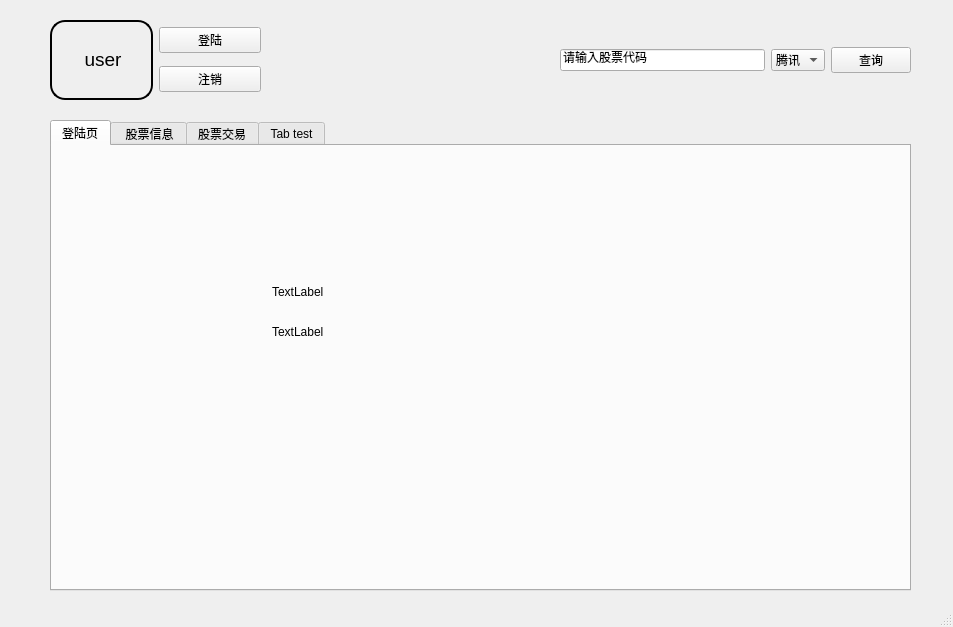
Above: StocktTradingSimulationSystem/mainwindowui.ui from software-case-course/Stock-trading-simulation-system before the change. Below: the same form after it.
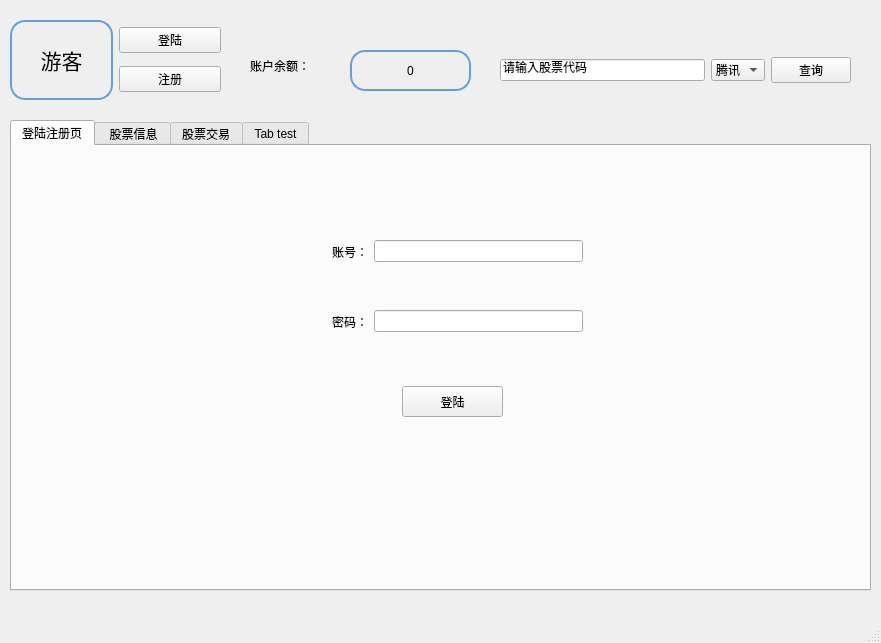
That is the form after the change. The open tabs and pages were chosen to show the change. Icons and pictures are not drawn.

Commit message: 界面登陆注册功能

Patch:
```diff
--- a/StocktTradingSimulationSystem/mainwindowui.ui
+++ b/StocktTradingSimulationSystem/mainwindowui.ui
@@ -6,8 +6,8 @@
    <rect>
     <x>0</x>
     <y>0</y>
-    <width>953</width>
-    <height>627</height>
+    <width>881</width>
+    <height>643</height>
    </rect>
   </property>
   <property name="windowTitle">
@@ -17,7 +17,7 @@
    <widget class="QWidget" name="widget" native="true">
     <property name="geometry">
      <rect>
-      <x>40</x>
+      <x>0</x>
       <y>10</y>
       <width>891</width>
       <height>601</height>
@@ -43,35 +43,76 @@
      </property>
      <widget class="QWidget" name="tab_login">
       <attribute name="title">
-       <string>登陆页</string>
+       <string>登陆注册页</string>
       </attribute>
-      <widget class="QLabel" name="label_2">
+      <widget class="QWidget" name="horizontalLayoutWidget_3">
        <property name="geometry">
         <rect>
-         <x>220</x>
-         <y>140</y>
-         <width>54</width>
-         <height>12</height>
+         <x>320</x>
+         <y>90</y>
+         <width>251</width>
+         <height>31</height>
+        </rect>
+       </property>
+       <layout class="QHBoxLayout" name="horizontalLayout_3">
+        <item>
+         <widget class="QLabel" name="accountnumbetlabel">
+          <property name="styleSheet">
+           <string notr="true">font: 14pt &quot;04b_21&quot;;</string>
+          </property>
+          <property name="text">
+           <string>账号：</string>
+          </property>
+         </widget>
+        </item>
+        <item>
+         <widget class="QLineEdit" name="accountnumberline"/>
+        </item>
+       </layout>
+      </widget>
+      <widget class="QWidget" name="horizontalLayoutWidget_4">
+       <property name="geometry">
+        <rect>
+         <x>320</x>
+         <y>160</y>
+         <width>251</width>
+         <height>31</height>
+        </rect>
+       </property>
+       <layout class="QHBoxLayout" name="horizontalLayout_4">
+        <item>
+         <widget class="QLabel" name="passwordlabel">
+          <property name="styleSheet">
+           <string notr="true">font: 14pt &quot;04b_21&quot;;</string>
+          </property>
+          <property name="text">
+           <string>密码：</string>
+          </property>
+         </widget>
+        </item>
+        <item>
+         <widget class="QLineEdit" name="passwordline">
+          <property name="echoMode">
+           <enum>QLineEdit::Password</enum>
+          </property>
+         </widget>
+        </item>
+       </layout>
+      </widget>
+      <widget class="QPushButton" name="loginbutton_2">
+       <property name="geometry">
+        <rect>
+         <x>390</x>
+         <y>240</y>
+         <width>101</width>
+         <height>31</height>
         </rect>
        </property>
        <property name="styleSheet">
-        <string notr="true">font: 10pt &quot;微软雅黑&quot;;</string>
+        <string notr="true">font: 14pt &quot;04b_21&quot;;</string>
        </property>
        <property name="text">
-        <string>TextLabel</string>
-       </property>
-      </widget>
-      <widget class="QLabel" name="label_10">
-       <property name="geometry">
-        <rect>
-         <x>220</x>
-         <y>180</y>
-         <width>54</width>
-         <height>12</height>
-        </rect>
-       </property>
-       <property name="text">
-        <string>TextLabel</string>
+        <string>登陆</string>
        </property>
       </widget>
      </widget>
@@ -333,8 +374,8 @@
     <widget class="QWidget" name="horizontalLayoutWidget">
      <property name="geometry">
       <rect>
-       <x>520</x>
-       <y>10</y>
+       <x>500</x>
+       <y>20</y>
        <width>351</width>
        <height>81</height>
       </rect>
@@ -399,13 +440,16 @@
          <string notr="true">QLabel{
      border-width: 2px;
      border-style: solid;
-     border-color: rgb(0, 0,0);
+     border-color: rgb(100, 160,220);
 	 border-radius:15px;
 	 font: 10pt &quot;微软雅黑&quot;;
 }</string>
         </property>
         <property name="text">
-         <string>&lt;html&gt;&lt;head/&gt;&lt;body&gt;&lt;p align=&quot;center&quot;&gt;&lt;span style=&quot; font-size:14pt;&quot;&gt;user&lt;/span&gt;&lt;/p&gt;&lt;/body&gt;&lt;/html&gt;</string>
+         <string>&lt;html&gt;&lt;head/&gt;&lt;body&gt;&lt;p align=&quot;center&quot;&gt;&lt;span style=&quot; font-size:16pt;&quot;&gt;游客&lt;/span&gt;&lt;/p&gt;&lt;/body&gt;&lt;/html&gt;</string>
+        </property>
+        <property name="alignment">
+         <set>Qt::AlignCenter</set>
         </property>
        </widget>
       </item>
@@ -427,7 +471,7 @@
            <string notr="true">font: 10pt &quot;微软雅黑&quot;;</string>
           </property>
           <property name="text">
-           <string>注销</string>
+           <string>注册</string>
           </property>
          </widget>
         </item>
@@ -435,6 +479,50 @@
       </item>
      </layout>
     </widget>
+    <widget class="QLabel" name="remainderlabel">
+     <property name="geometry">
+      <rect>
+       <x>250</x>
+       <y>40</y>
+       <width>101</width>
+       <height>31</height>
+      </rect>
+     </property>
+     <property name="styleSheet">
+      <string notr="true">font: 14pt &quot;微软雅黑&quot;;</string>
+     </property>
+     <property name="text">
+      <string>账户余额：</string>
+     </property>
+    </widget>
+    <widget class="QLabel" name="remainder">
+     <property name="geometry">
+      <rect>
+       <x>350</x>
+       <y>40</y>
+       <width>121</width>
+       <height>41</height>
+      </rect>
+     </property>
+     <property name="layoutDirection">
+      <enum>Qt::LeftToRight</enum>
+     </property>
+     <property name="styleSheet">
+      <string notr="true">QLabel{
+     border-width: 2px;
+     border-style: solid;
+     border-color: rgb(100, 160,220);
+	 border-radius:15px;
+	 font: 10pt &quot;微软雅黑&quot;;
+}</string>
+     </property>
+     <property name="text">
+      <string>0</string>
+     </property>
+     <property name="alignment">
+      <set>Qt::AlignCenter</set>
+     </property>
+    </widget>
    </widget>
   </widget>
   <widget class="QStatusBar" name="statusbar"/>
```
Left out of the diff: 99 changed lines with no effect on the pictures. The commit also changes 9 other files.
